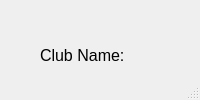
Before: the Qt Designer form club_info.ui in NehalNN10/DBProject, drawn with Qt 5.
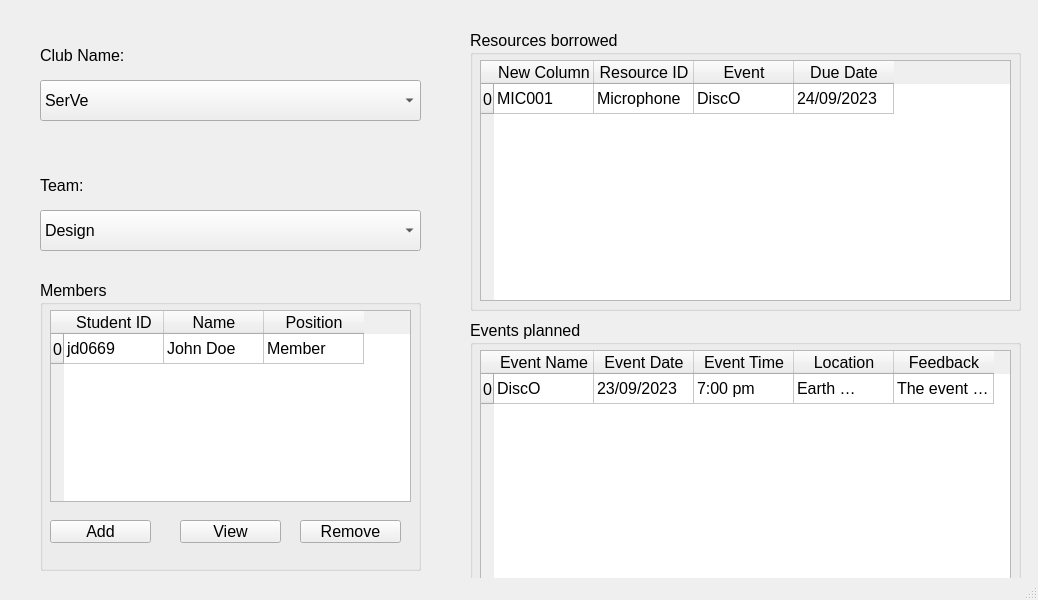
After: the same form once the commit is applied.

What changed in the file:
```diff
--- a/club_info.ui
+++ b/club_info.ui
@@ -7,7 +7,7 @@
     <x>0</x>
     <y>0</y>
     <width>1038</width>
-    <height>0</height>
+    <height>600</height>
    </rect>
   </property>
   <property name="windowTitle">
```
